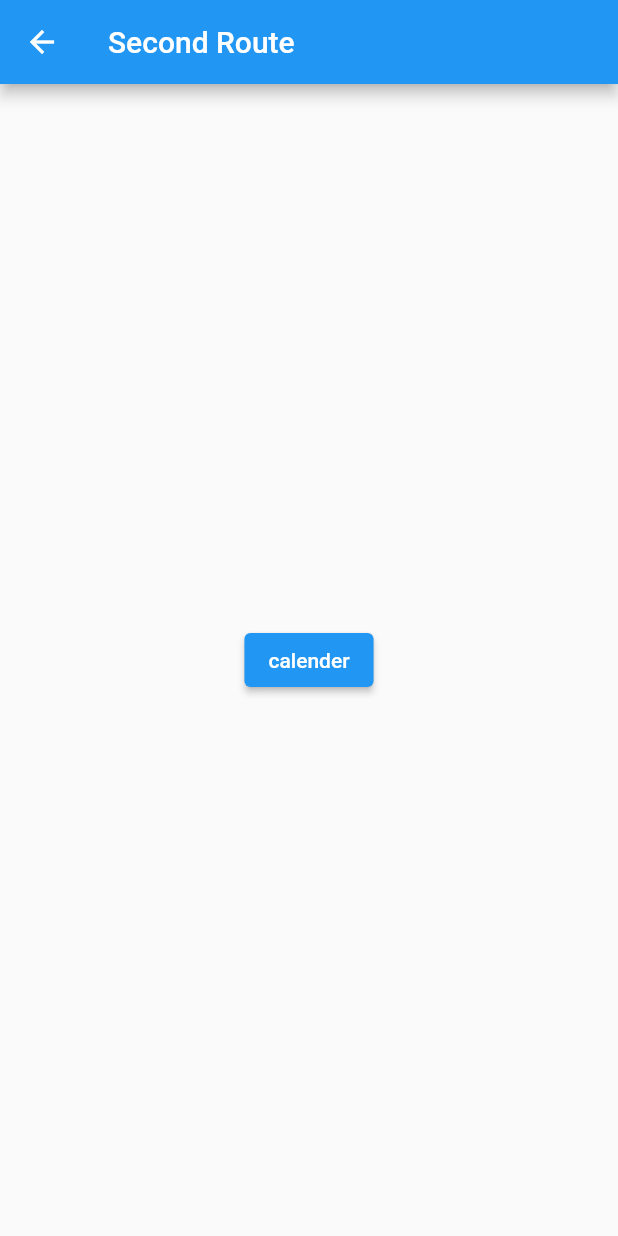
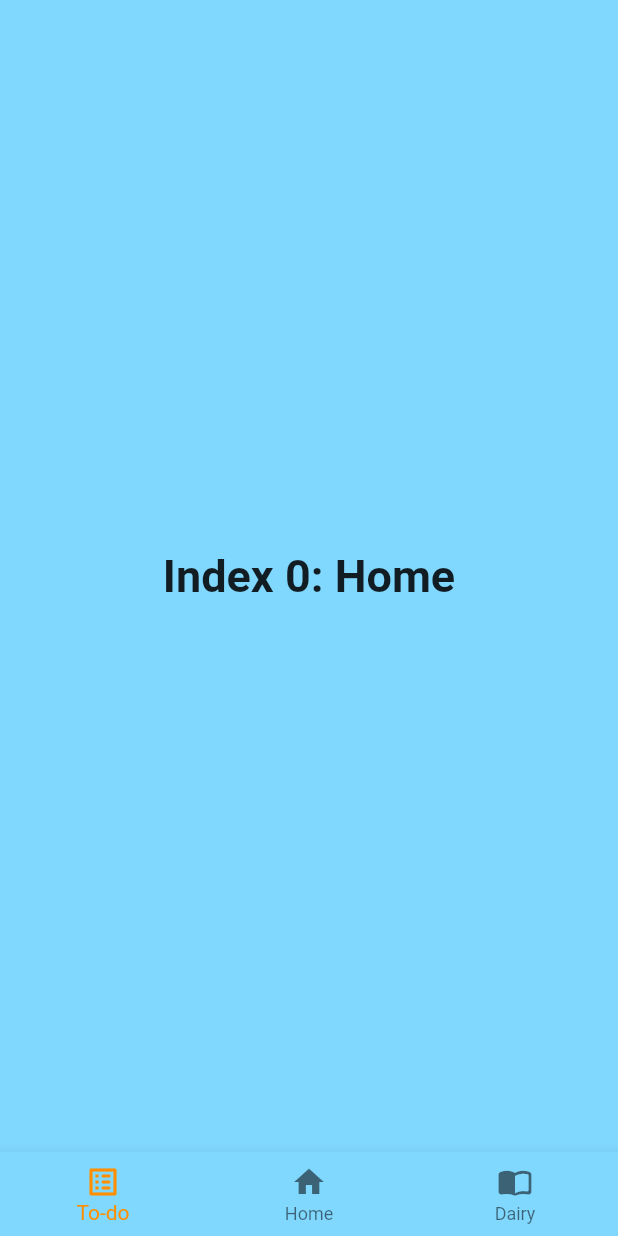
Before and after one commit to Osama-cs/Turbing_The_Page, a Flutter app: the screen it shows after launch, after a tap on "Calender", on a phone screen of 412 x 824 dp. Run offline on Flutter 3.47's test engine with Material 2 defaults, Android fonts, the phone set to English and light mode, and no system bars.

Commit message:
Playing around with adding the bottom navigation bar in the calender page file.

```diff
--- a/lib/calender.dart
+++ b/lib/calender.dart
@@ -1,25 +1,94 @@
+/// Flutter code sample for BottomNavigationBar
+
+// This example shows a [BottomNavigationBar] as it is used within a [Scaffold]
+// widget. The [BottomNavigationBar] has three [BottomNavigationBarItem]
+// widgets, which means it defaults to [BottomNavigationBarType.fixed], and
+// the [currentIndex] is set to index 0. The selected item is
+// amber. The `_onItemTapped` function changes the selected item's index
+// and displays a corresponding message in the center of the [Scaffold].
+
 import 'package:flutter/material.dart';
 
-void main() {
-  runApp(const Calender());
+void main() => runApp(const Calender());
+
+/// This is the main application widget.
+class Calender extends StatelessWidget {
+  const Calender({Key? key}) : super(key: key);
+
+  static const String _title = 'Flutter Code Sample';
+
+  @override
+  Widget build(BuildContext context) {
+    return const MaterialApp(
+      title: _title,
+      home: MyStatefulWidget(),
+    );
+  }
 }
 
-class Calender extends StatelessWidget {
-  const Calender({Key? key}) : super(key: key);
+/// This is the stateful widget that the main application instantiates.
+class MyStatefulWidget extends StatefulWidget {
+  const MyStatefulWidget({Key? key}) : super(key: key);
+
+  @override
+  State<MyStatefulWidget> createState() => _MyStatefulWidgetState();
+}
+
+/// This is the private State class that goes with MyStatefulWidget.
+class _MyStatefulWidgetState extends State<MyStatefulWidget> {
+  int _selectedIndex = 0;
+  static const TextStyle optionStyle =
+      TextStyle(fontSize: 30, fontWeight: FontWeight.bold);
+  static const List<Widget> _widgetOptions = <Widget>[
+    Text(
+      'Index 0: Home',
+      style: optionStyle,
+    ),
+    Text(
+      'Index 1: Business',
+      style: optionStyle,
+    ),
+    Text(
+      'Index 2: School',
+      style: optionStyle,
+    ),
+  ];
+
+  void _onItemTapped(int index) {
+    setState(() {
+      _selectedIndex = index;
+    });
+  }
 
   @override
   Widget build(BuildContext context) {
     return Scaffold(
-      appBar: AppBar(
-        title: const Text("Second Route"),
+      backgroundColor: Colors.lightBlueAccent.shade100,
+      body: SafeArea(
+        child: Center(
+          child: _widgetOptions.elementAt(_selectedIndex),
+        ),
       ),
-      body: Center(
-        child: ElevatedButton(
-          onPressed: () {
-            Navigator.pop(context);
-          },
-          child: const Text('calender'),
-        ),
+      bottomNavigationBar: BottomNavigationBar(
+        type: BottomNavigationBarType.fixed,
+        backgroundColor: Colors.lightBlueAccent.shade100,
+        items: const <BottomNavigationBarItem>[
+          BottomNavigationBarItem(
+            icon: Icon(Icons.list_alt_rounded),
+            label: 'To-do',
+          ),
+          BottomNavigationBarItem(
+            icon: Icon(Icons.home),
+            label: 'Home',
+          ),
+          BottomNavigationBarItem(
+            icon: Icon(Icons.import_contacts_rounded),
+            label: 'Dairy',
+          ),
+        ],
+        currentIndex: _selectedIndex,
+        selectedItemColor: Colors.amber[800],
+        onTap: _onItemTapped,
       ),
     );
   }
```
Also changed, not shown: lib/main.dart (+0 -11 lines), lib/writeadiary.dart (+22 -9 lines).
